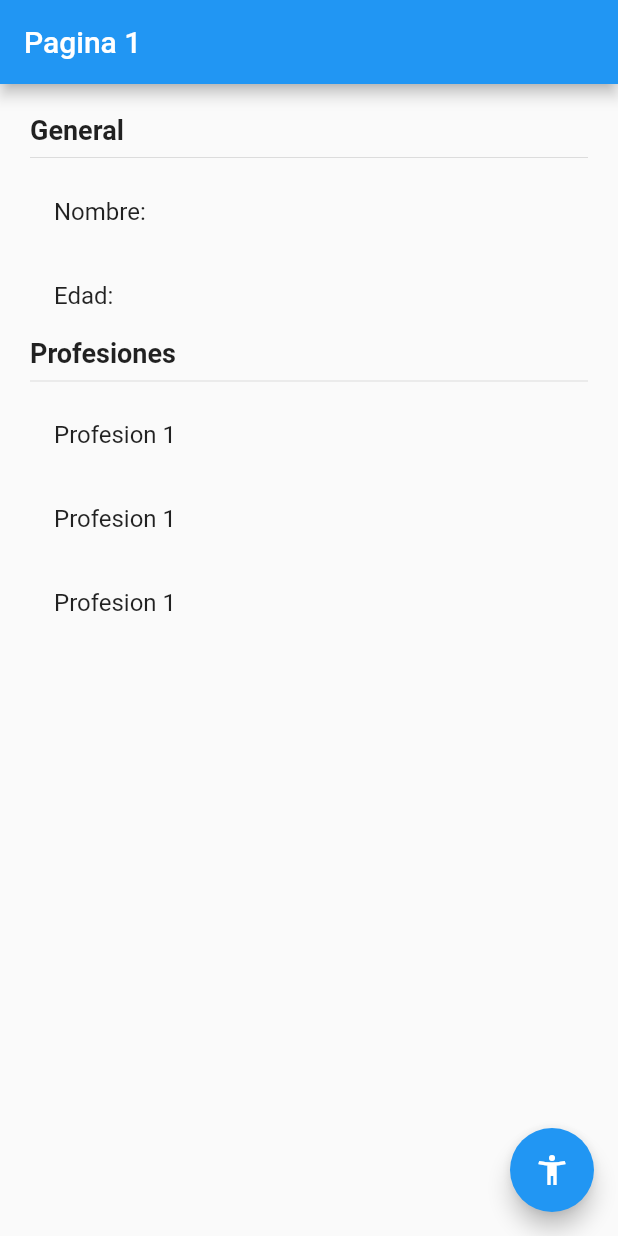
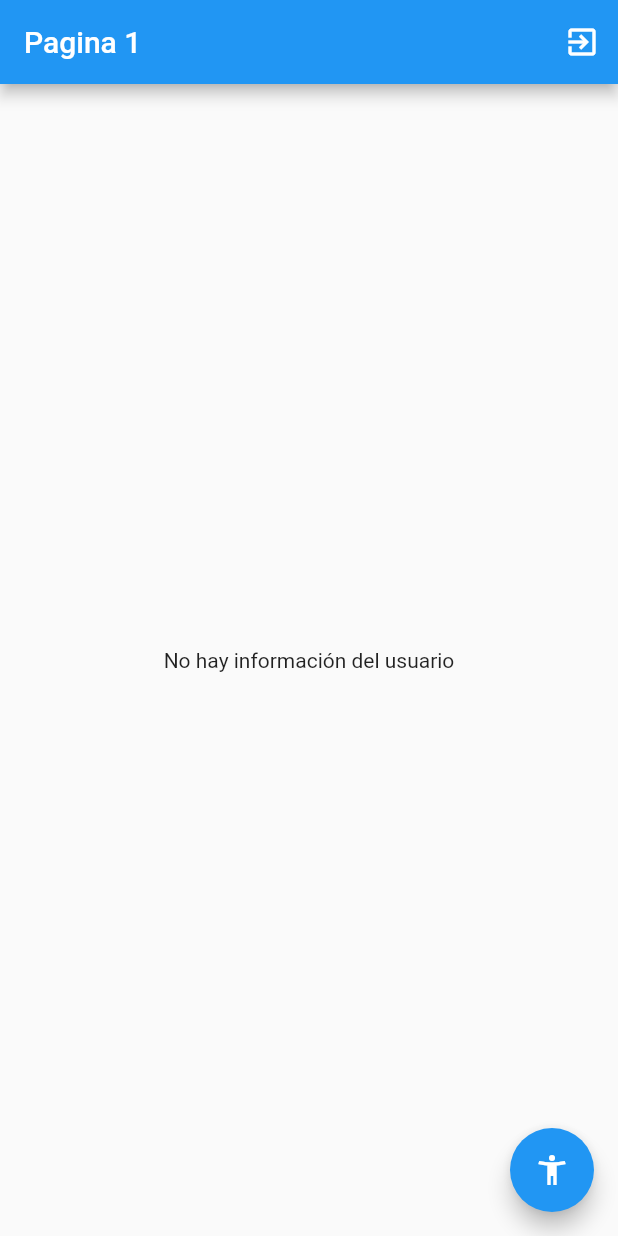
Before and after one commit to ararage/states-flutter-example, a Flutter app: the screen it shows after launch, on a phone screen of 412 x 824 dp. Run offline on Flutter 3.47's test engine with Material 2 defaults, Android fonts, the phone set to English and light mode, and no system bars; our stand-ins replace flutter_bloc.

Commit message:
rama-cubit : Cobit Pattern App

```diff
--- /dev/null
+++ b/lib/bloc/usuario/usuario_cubit.dart
@@ -0,0 +1,38 @@
+import 'package:estados/models/usuario.dart';
+import 'package:flutter/widgets.dart';
+import 'package:flutter_bloc/flutter_bloc.dart';
+
+part 'usuario_state.dart';
+
+class UsuarioCubit extends Cubit<UsuarioState> {
+
+  UsuarioCubit() : super(UsuarioInitial());
+
+  void seleccionarUsuario(Usuario user){
+    emit(UsuarioActivo(user));
+  }
+
+  void cambiarEdad( int edad ){
+    final currentState = state;
+    if(currentState is UsuarioActivo){
+      final newUser = currentState.usuario.copyWith(edad: edad);
+      emit(UsuarioActivo(newUser));
+    }
+  }
+
+  void agregarProfesion(){
+    final currentState = state;
+    if(currentState is UsuarioActivo){
+      final newProfesiones = [
+        ...currentState.usuario.profesiones,
+        'Profesion ${currentState.usuario.profesiones.length + 1}'
+      ];
+      final newUser = currentState.usuario.copyWith(profesiones: newProfesiones);
+      emit(UsuarioActivo(newUser));
+    }
+  }
+
+  void borrarUsuario(){
+    emit(UsuarioInitial());
+  }
+}
--- /dev/null
+++ b/lib/bloc/usuario/usuario_state.dart
@@ -0,0 +1,19 @@
+part of 'usuario_cubit.dart';
+
+@immutable
+abstract class UsuarioState {}
+
+class UsuarioInitial extends UsuarioState{
+  final existeUsuario = false;
+  /*@override
+  String toString() {
+    return 'UsuariInicial: existeUsuario: false';
+  }*/
+}
+
+class UsuarioActivo extends UsuarioState{
+  final existeUsuario = false;
+  final Usuario usuario;
+
+  UsuarioActivo(this.usuario);
+}
--- a/lib/main.dart
+++ b/lib/main.dart
@@ -1,20 +1,26 @@
+import 'package:estados/bloc/usuario/usuario_cubit.dart';
 import 'package:estados/pages/pagina1_page.dart';
 import 'package:estados/pages/pagina2_page.dart';
 import 'package:flutter/material.dart';
+import 'package:flutter_bloc/flutter_bloc.dart';
 
 void main() => runApp(MyApp());
 
 class MyApp extends StatelessWidget {
   @override
   Widget build(BuildContext context) {
-    return MaterialApp(
+    return MultiBlocProvider(
+      providers: [
+        BlocProvider(create: ( _ ) => new UsuarioCubit())
+      ],
+      child: MaterialApp(
           debugShowCheckedModeBanner: false,
           title: 'Material App',
           initialRoute: 'pagina1',
           routes: {
             'pagina1': (_) => Pagina1Page(),
             'pagina2': (_) => Pagina2Page()
-      }
+          }),
     );
   }
 }
--- a/lib/models/usuario.dart
+++ b/lib/models/usuario.dart
@@ -1,8 +1,13 @@
-class Usuario{
-
-  String nombre;
-  int edad;
-  List<String> profesiones;
+class Usuario {
+  final String nombre;
+  final int edad;
+  final List<String> profesiones;
 
   Usuario({this.nombre, this.edad, this.profesiones});
+
+  Usuario copyWith({String nombre, int edad, List<String> profesiones}) =>
+      Usuario(
+          nombre: nombre ?? this.nombre,
+          edad: edad ?? this.edad,
+          profesiones: profesiones ?? this.profesiones);
 }
--- a/lib/pages/pagina1_page.dart
+++ b/lib/pages/pagina1_page.dart
@@ -1,11 +1,24 @@
 import 'package:flutter/material.dart';
+import 'package:flutter_bloc/flutter_bloc.dart';
+
+import 'package:estados/bloc/usuario/usuario_cubit.dart';
+import 'package:estados/models/usuario.dart';
 
 class Pagina1Page extends StatelessWidget {
+
   @override
   Widget build(BuildContext context) {
     return Scaffold(
-      appBar: AppBar(title: Text('Pagina 1')),
-      body: InformacionUsuario(),
+      appBar: AppBar(
+        title: Text('Pagina 1'),
+        actions: [
+          IconButton(
+            icon: Icon(Icons.exit_to_app),
+            onPressed: () =>  context.bloc<UsuarioCubit>().borrarUsuario()
+          )
+        ],
+      ),
+      body: BodyScaffold(),// InformacionUsuario(),
       floatingActionButton: FloatingActionButton(
         child: Icon(Icons.accessibility_new),
         onPressed: () => Navigator.pushNamed(context, 'pagina2'),
@@ -14,7 +27,44 @@ class Pagina1Page extends StatelessWidget {
   }
 }
 
+class BodyScaffold extends StatelessWidget {
+  const BodyScaffold({
+    Key key,
+  }) : super(key: key);
+
+  @override
+  Widget build(BuildContext context) {
+    return BlocBuilder<UsuarioCubit, UsuarioState>(
+      builder: ( _, state){
+        print(state);
+        /*if(state is UsuarioInitial){
+          return Center(child: Text('No hay información del usuario'));
+        }else if(state is UsuarioActivo){
+          return InformacionUsuario(state.usuario);
+        }else{
+          return Center(child: Text('Estado no reconocido'));
+        }*/
+        switch( state.runtimeType ){
+          case UsuarioInitial:
+            return Center(child: Text('No hay información del usuario'));
+          break;
+          case UsuarioActivo:
+            return InformacionUsuario((state as UsuarioActivo).usuario);
+          break;
+          default:
+            return Center(child: Text('Estado no reconocido'));
+        }
+      }
+    );
+  }
+}
+
 class InformacionUsuario extends StatelessWidget {
+
+  final Usuario usuario;
+
+  const InformacionUsuario(this.usuario) : super();
+
   @override
   Widget build(BuildContext context) {
     return Container(
@@ -30,25 +80,22 @@ class InformacionUsuario extends StatelessWidget {
           ),
           Divider(),
           ListTile(
-            title: Text('Nombre: '),
+            title: Text('Nombre: ${usuario.nombre}'),
           ),
           ListTile(
-            title: Text('Edad: '),
+            title: Text('Edad: ${usuario.edad}'),
           ),
           Text(
             'Profesiones',
             style: TextStyle(fontSize: 18, fontWeight: FontWeight.bold),
           ),
           Divider(),
-          ListTile(
-            title: Text('Profesion 1'),
-          ),
-          ListTile(
-            title: Text('Profesion 1'),
-          ),
-          ListTile(
-            title: Text('Profesion 1'),
-          ),
+
+          ...usuario.profesiones.map(
+            (profesion) => ListTile(
+              title: Text( profesion )
+            )
+          ).toList(),
         ],
       ),
     );
--- a/lib/pages/pagina2_page.dart
+++ b/lib/pages/pagina2_page.dart
@@ -1,10 +1,13 @@
 import 'package:flutter/material.dart';
-
+import 'package:flutter_bloc/flutter_bloc.dart';
+import 'package:estados/bloc/usuario/usuario_cubit.dart';
+import 'package:estados/models/usuario.dart';
 
 class Pagina2Page extends StatelessWidget {
 
   @override
   Widget build(BuildContext context) {
+    final usuarioCubit = context.bloc<UsuarioCubit>();
     return Scaffold(
       appBar: AppBar(
         title: Text('Pagina 2')
@@ -17,21 +20,29 @@ class Pagina2Page extends StatelessWidget {
               child: Text('Establecer Usuario', style: TextStyle(color: Colors.white)),
               color: Colors.blue,
               onPressed: (){
-
+                final newUser = new Usuario(
+                  nombre: 'Ricardo Pérez',
+                  edad: 26,
+                  profesiones: [
+                    'Flutter',
+                    'Django'
+                  ]
+                );
+                usuarioCubit.seleccionarUsuario(newUser);
               },
             ),
             MaterialButton(
               child: Text('Cambiar edad', style: TextStyle(color: Colors.white)),
               color: Colors.blue,
               onPressed: (){
-
+                usuarioCubit.cambiarEdad(30);
               },
             ),
             MaterialButton(
               child: Text('Añadir Profesion', style: TextStyle(color: Colors.white)),
               color: Colors.blue,
               onPressed: (){
-
+                usuarioCubit.agregarProfesion();
               },
             )
           ],
--- a/pubspec.yaml
+++ b/pubspec.yaml
@@ -24,7 +24,7 @@ dependencies:
   flutter:
     sdk: flutter
 
-
+  flutter_bloc: ^6.0.5
   # The following adds the Cupertino Icons font to your application.
   # Use with the CupertinoIcons class for iOS style icons.
   cupertino_icons: ^0.1.3
```
Also changed, not shown: pubspec.lock. Lines whose indentation alone changed are shown as unchanged.
